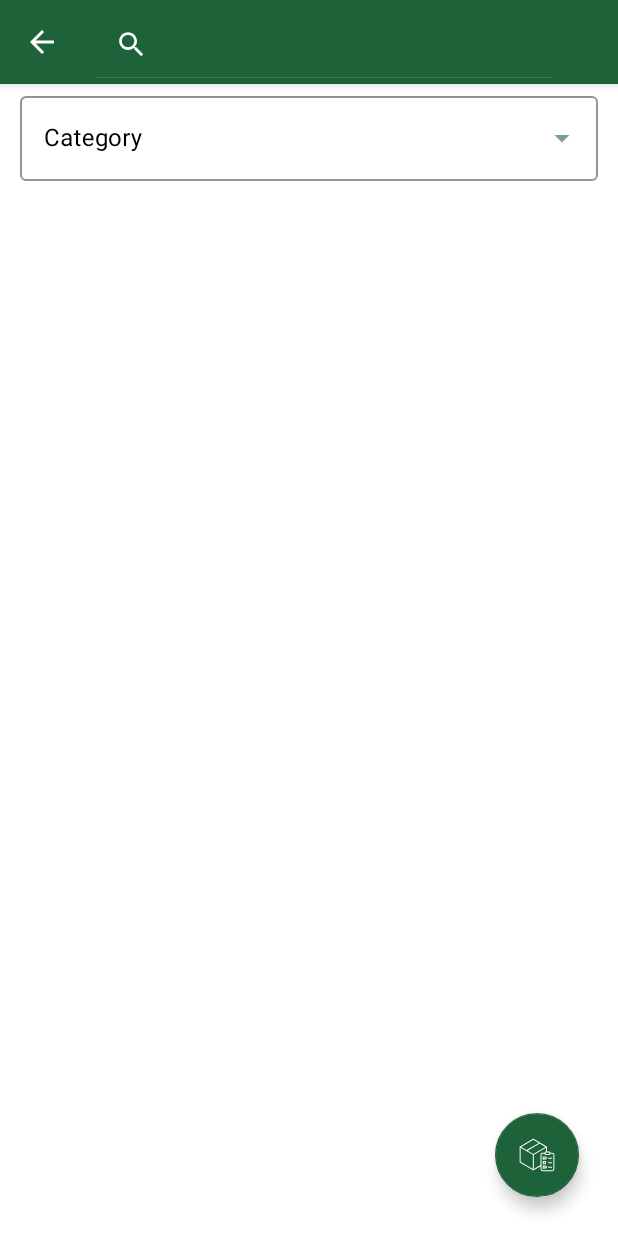
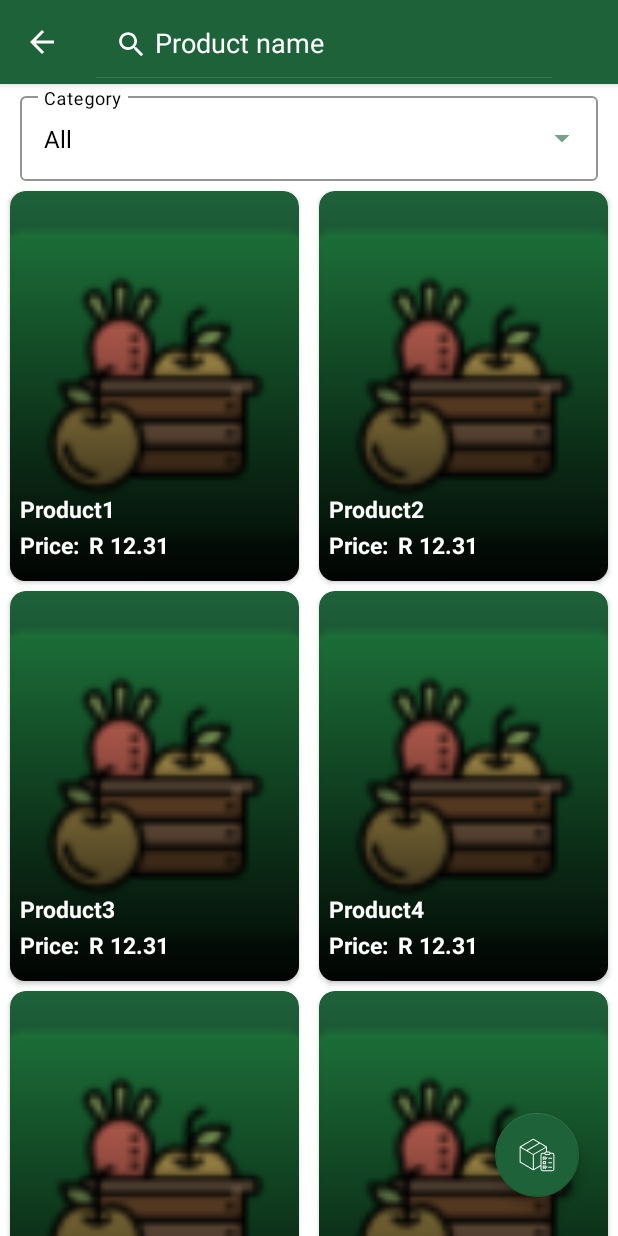
Before and after one commit to Shuvo1260/Alice-eMarket, an Android app: the screen it shows after launch (MainActivity), after a tap on "Search", on a phone screen of 412 x 824 dp. Run offline under Robolectric (Android 15) with nearby library versions, the phone set to English and light mode, and no system bars; our stand-ins replace Firebase (no records; nobody signed in at launch, a user with empty details on screens opened directly), data binding, sdp/ssp sizes; pictures from the network do not load.

Commit message:
MainActivity design is implemented.

```diff
--- /dev/null
+++ b/app/src/main/java/org/binaryitplanet/aliceemarket/Features/Adapter/ProductAdapter.kt
@@ -0,0 +1,145 @@
+package org.binaryitplanet.aliceemarket.Features.Adapter
+
+import android.content.Context
+import android.os.Build
+import android.util.Log
+import android.view.LayoutInflater
+import android.view.View
+import android.view.ViewGroup
+import android.widget.Filter
+import android.widget.Filterable
+import androidx.annotation.RequiresApi
+import androidx.recyclerview.widget.RecyclerView
+import com.bumptech.glide.Glide
+import kotlinx.android.synthetic.main.view_product_item.view.*
+import org.binaryitplanet.aliceemarket.R
+import org.binaryitplanet.aliceemarket.Utils.Config
+import org.binaryitplanet.aliceemarket.Utils.ProductUtils
+import java.math.RoundingMode
+
+class ProductAdapter(
+    val context: Context,
+    val productList: ArrayList<ProductUtils>
+): RecyclerView.Adapter<ProductAdapter.ViewHolder>(), Filterable {
+
+    private val TAG = "ProductAdapter"
+
+    private val allProductList = arrayListOf<ProductUtils>()
+    private val allCategoryProduct = arrayListOf<ProductUtils>()
+
+    init {
+        allProductList.addAll(productList)
+        allCategoryProduct.addAll(productList)
+    }
+    // Holding the view
+
+    override fun onCreateViewHolder(parent: ViewGroup, viewType: Int): ViewHolder {
+        return ViewHolder(
+            LayoutInflater
+                .from(context)
+                .inflate(
+                    R.layout.view_product_item,
+                    parent,
+                    false
+                )
+        )
+    }
+
+    override fun getItemCount(): Int = productList.size
+
+    @RequiresApi(Build.VERSION_CODES.M)
+    override fun onBindViewHolder(holder: ViewHolder, position: Int) {
+        var view = holder.itemView
+
+        try {
+
+            Glide
+                .with(context)
+                .load(productList[position].imageUrl)
+                .placeholder(R.drawable.ic_launcher)
+                .into(view.productImage)
+
+            view.name.text = productList[position].name
+            view.price.text = Config.CURRENCY_SIGN + " " + productList[position].price
+                .toBigDecimal().setScale(2, RoundingMode.UP).toString()
+
+
+        } catch (e: Exception) {
+            Log.d(TAG, "ExpenseViewError: ${e.message}")
+        }
+
+//
+//        view.setOnClickListener {
+//            val intent = Intent(context, ViewExpense::class.java)
+//            intent.putExtra(Config.EXPENSE, expensesList[position])
+//            context.startActivity(intent)
+//            (context as Activity).overridePendingTransition(R.anim.lefttoright, R.anim.righttoleft)
+//        }
+    }
+
+    inner class ViewHolder(view: View): RecyclerView.ViewHolder(view) {}
+
+    fun getCategoryFilter(): Filter{
+        return object : Filter() {
+            private val filterResult = FilterResults()
+            override fun performFiltering(constraint: CharSequence?): FilterResults {
+
+                var filterList = arrayListOf<ProductUtils>()
+
+                Log.d(TAG, "CategoryFilter")
+                if (constraint == Config.PRODUCT_CATEGORIES[0]) {
+                    filterList.addAll(allProductList)
+                } else {
+                    allProductList.forEach {
+                        if (it.category?.toLowerCase()?.contains(constraint.toString().toLowerCase())!!) {
+                            filterList.add(it)
+                        }
+                    }
+                }
+                allCategoryProduct.clear()
+                allCategoryProduct.addAll(filterList)
+
+                filterResult.values = filterList
+                return filterResult
+            }
+
+            override fun publishResults(constraint: CharSequence?, results: FilterResults?) {
+                productList.clear()
+                productList.addAll(results?.values as ArrayList<ProductUtils>)
+                notifyDataSetChanged()
+            }
+
+        }
+    }
+
+    override fun getFilter(): Filter {
+        return object: Filter() {
+            private val filterResult = FilterResults()
+            override fun performFiltering(constraint: CharSequence?): FilterResults {
+
+                var filterList = arrayListOf<ProductUtils>()
+
+                Log.d(TAG, "Filter")
+                if (constraint.isNullOrEmpty()) {
+                    filterList.addAll(allCategoryProduct)
+                } else {
+                    allCategoryProduct.forEach {
+                        if (it.name?.toLowerCase()?.contains(constraint.toString().toLowerCase())!!) {
+                            filterList.add(it)
+                        }
+                    }
+                }
+
+                filterResult.values = filterList
+                return filterResult
+            }
+
+            override fun publishResults(constraint: CharSequence?, results: FilterResults?) {
+                productList.clear()
+                productList.addAll(results?.values as ArrayList<ProductUtils>)
+                notifyDataSetChanged()
+            }
+
+        }
+    }
+}
--- a/app/src/main/java/org/binaryitplanet/aliceemarket/Features/View/MainActivity.kt
+++ b/app/src/main/java/org/binaryitplanet/aliceemarket/Features/View/MainActivity.kt
@@ -2,11 +2,114 @@ package org.binaryitplanet.aliceemarket.Features.View
 
 import androidx.appcompat.app.AppCompatActivity
 import android.os.Bundle
+import android.util.Log
+import android.view.View
+import android.widget.AdapterView
+import android.widget.ArrayAdapter
+import androidx.appcompat.widget.SearchView
+import androidx.databinding.DataBindingUtil
+import androidx.recyclerview.widget.GridLayoutManager
+import com.google.firebase.auth.FirebaseAuth
+import org.binaryitplanet.aliceemarket.Features.Adapter.ProductAdapter
 import org.binaryitplanet.aliceemarket.R
+import org.binaryitplanet.aliceemarket.Utils.Config
+import org.binaryitplanet.aliceemarket.Utils.ProductUtils
+import org.binaryitplanet.aliceemarket.databinding.ActivityMainBinding
 
 class MainActivity : AppCompatActivity() {
+
+    private val TAG = "MainActivity"
+
+    private lateinit var binding: ActivityMainBinding
+
+    private var productList = arrayListOf<ProductUtils>()
+
+    private lateinit var adapter: ProductAdapter
+
     override fun onCreate(savedInstanceState: Bundle?) {
         super.onCreate(savedInstanceState)
         setContentView(R.layout.activity_main)
+
+        binding = DataBindingUtil.setContentView(this, R.layout.activity_main)
+
+        setupToolbar()
+        setupCategory()
+
+        dummyData()
+
+        binding.addProduct.setOnClickListener {
+            if (FirebaseAuth.getInstance().currentUser == null) {
+                //
+            } else {
+                //
+            }
+        }
+    }
+
+    private fun setupCategory() {
+        binding.categorySelection.setText(Config.PRODUCT_CATEGORIES[0])
+        val dropDownAdapter = ArrayAdapter(
+            this,
+            android.R.layout.simple_list_item_1,
+            Config.PRODUCT_CATEGORIES
+        )
+
+        binding.categorySelection.setAdapter(dropDownAdapter)
+
+        binding.categorySelection.setOnItemClickListener { parent, view, position, id ->
+            Log.d(TAG, "ClickedPosition: $position")
+            adapter.getCategoryFilter().filter(Config.PRODUCT_CATEGORIES[position])
+        }
+    }
+
+    private fun dummyData() {
+        productList.clear()
+        productList.add(ProductUtils("1", "Product1", "https://cdn.britannica.com/17/196817-050-6A15DAC3/vegetables.jpg", 12.304, "Fruit"))
+        productList.add(ProductUtils("1", "Product2", "https://cdn.britannica.com/17/196817-050-6A15DAC3/vegetables.jpg", 12.304, "Poultry"))
+        productList.add(ProductUtils("1", "Product3", "https://cdn.britannica.com/17/196817-050-6A15DAC3/vegetables.jpg", 12.304, "Poultry"))
+        productList.add(ProductUtils("1", "Product4", "https://cdn.britannica.com/17/196817-050-6A15DAC3/vegetables.jpg", 12.304, "Vegetable"))
+        productList.add(ProductUtils("1", "Product5", "https://cdn.britannica.com/17/196817-050-6A15DAC3/vegetables.jpg", 12.304, "Fruit"))
+        productList.add(ProductUtils("1", "Product6", "https://cdn.britannica.com/17/196817-050-6A15DAC3/vegetables.jpg", 12.304, "Poultry"))
+
+        setupRecyclerView()
+    }
+
+    private fun setupRecyclerView() {
+        adapter = ProductAdapter(this, productList)
+        binding.list.adapter = adapter
+        binding.list.layoutManager = GridLayoutManager(this, 2)
+        binding.list.setItemViewCacheSize(Config.CACHE_SIZE)
+    }
+
+    private fun setupToolbar() {
+        binding.toolbar.title = Config.PRODUCTS
+
+        binding.toolbar.inflateMenu(R.menu.main_activity_menu)
+
+        var menu = binding.toolbar.menu!!
+
+        val searchView = menu.findItem(R.id.search_bar).actionView as SearchView
+
+        searchView.queryHint = Config.SEARCH_HINT
+
+        searchView.setOnQueryTextListener(
+                object : SearchView.OnQueryTextListener{
+                    override fun onQueryTextSubmit(query: String?): Boolean {
+                        return false
+                    }
+
+                    override fun onQueryTextChange(newText: String?): Boolean {
+                        Log.d(TAG, "Text: $newText")
+                        adapter.filter.filter(newText)
+                        return false
+                    }
+
+                }
+        )
+    }
+
+    override fun onBackPressed() {
+        super.onBackPressed()
+        overridePendingTransition(R.anim.lefttoright, R.anim.righttoleft)
     }
 }
--- /dev/null
+++ b/app/src/main/java/org/binaryitplanet/aliceemarket/Utils/Config.kt
@@ -0,0 +1,20 @@
+package org.binaryitplanet.aliceemarket.Utils
+
+class Config {
+    companion object {
+        // Toolbar title
+        val PRODUCTS = "Products"
+        val CACHE_SIZE = 1000
+        val CURRENCY_SIGN = "R"
+
+        val PRODUCT_CATEGORIES = arrayListOf(
+            "All",
+            "Fruit",
+            "Livestock",
+            "Poultry",
+            "Vegetable"
+        )
+
+        val SEARCH_HINT = "Product name"
+    }
+}
--- /dev/null
+++ b/app/src/main/java/org/binaryitplanet/aliceemarket/Utils/ProductUtils.kt
@@ -0,0 +1,12 @@
+package org.binaryitplanet.aliceemarket.Utils
+
+import java.io.Serializable
+
+data class ProductUtils(
+    val id: String,
+    val name: String,
+    val imageUrl: String,
+    val price: Double,
+    val category: String
+) : Serializable {
+}
--- /dev/null
+++ b/app/src/main/res/drawable/view_item_shadow_background.xml
@@ -0,0 +1,10 @@
+<?xml version="1.0" encoding="utf-8"?>
+<shape xmlns:android="http://schemas.android.com/apk/res/android"
+    android:shape="rectangle"
+    >
+    <corners android:radius="@dimen/_5sdp"/>
+    <gradient android:endColor="@android:color/transparent"
+        android:startColor="@color/blackShadow"
+        android:angle="90"
+        />
+</shape>
--- a/app/src/main/res/layout/activity_main.xml
+++ b/app/src/main/res/layout/activity_main.xml
@@ -22,7 +22,6 @@
                     android:id="@+id/toolbar"
                     android:layout_width="match_parent"
                     android:layout_height="match_parent"
-                    app:menu="@menu/main_activity_menu"
                     android:theme="@style/toolbarMenuTheme"
                     />
             </com.google.android.material.appbar.AppBarLayout>
@@ -52,6 +51,7 @@
                 android:id="@+id/list"
                 android:layout_width="match_parent"
                 android:layout_height="match_parent"
+                android:layout_marginTop="@dimen/_5sdp"
                 />
         </LinearLayout>
 
--- /dev/null
+++ b/app/src/main/res/layout/view_product_item.xml
@@ -0,0 +1,92 @@
+<?xml version="1.0" encoding="utf-8"?>
+<androidx.constraintlayout.widget.ConstraintLayout xmlns:android="http://schemas.android.com/apk/res/android"
+    android:layout_width="match_parent"
+    android:layout_height="wrap_content"
+    xmlns:app="http://schemas.android.com/apk/res-auto"
+    xmlns:tools="http://schemas.android.com/tools">
+
+    <androidx.cardview.widget.CardView
+        android:layout_width="match_parent"
+        android:layout_height="match_parent"
+        android:layout_marginHorizontal="@dimen/_5sdp"
+        android:layout_marginBottom="@dimen/_5sdp"
+        android:elevation="@dimen/_5sdp"
+        app:cardBackgroundColor="@color/greanPea"
+        app:cardCornerRadius="@dimen/_8sdp"
+        app:layout_constraintBottom_toBottomOf="parent"
+        app:layout_constraintEnd_toEndOf="parent"
+        app:layout_constraintStart_toStartOf="parent"
+        app:layout_constraintTop_toTopOf="parent">
+
+        <androidx.constraintlayout.widget.ConstraintLayout
+            android:layout_width="match_parent"
+            android:layout_height="match_parent">
+
+            <ImageView
+                android:id="@+id/productImage"
+                android:layout_width="0dp"
+                android:layout_height="@dimen/_200sdp"
+                android:scaleType="centerCrop"
+                app:layout_constraintBottom_toBottomOf="parent"
+                app:layout_constraintEnd_toEndOf="parent"
+                app:layout_constraintStart_toStartOf="parent"
+                app:layout_constraintTop_toTopOf="parent"
+                tools:src="@drawable/test_image" />
+
+            <LinearLayout
+                android:layout_width="0dp"
+                android:layout_height="0dp"
+                android:background="@drawable/view_item_shadow_background"
+                app:layout_constraintTop_toTopOf="parent"
+                app:layout_constraintBottom_toBottomOf="parent"
+                app:layout_constraintEnd_toEndOf="parent"
+                app:layout_constraintStart_toStartOf="parent"
+                />
+
+            <TextView
+                android:id="@+id/priceTitle"
+                android:layout_width="0dp"
+                android:layout_height="wrap_content"
+                android:text="@string/price"
+                android:textColor="@color/white"
+                android:textStyle="bold"
+                android:textSize="@dimen/_12sdp"
+                app:layout_constraintBottom_toBottomOf="parent"
+                app:layout_constraintStart_toStartOf="parent"
+                android:layout_marginHorizontal="@dimen/_5sdp"
+                android:layout_marginBottom="@dimen/_10sdp"
+                />
+            <TextView
+                android:id="@+id/price"
+                android:layout_width="0dp"
+                android:layout_height="wrap_content"
+                tools:text="$35"
+                android:textColor="@color/white"
+                android:textStyle="bold"
+                android:textSize="@dimen/_12sdp"
+                android:layout_marginLeft="@dimen/_5sdp"
+                app:layout_constraintStart_toEndOf="@id/priceTitle"
+                app:layout_constraintTop_toTopOf="@id/priceTitle"
+                app:layout_constraintBottom_toBottomOf="@id/priceTitle"
+                app:layout_constraintEnd_toEndOf="parent"
+                />
+
+            <TextView
+                android:id="@+id/name"
+                android:layout_width="0dp"
+                android:layout_height="wrap_content"
+                tools:text="@string/app_name"
+                android:textColor="@color/white"
+                android:textStyle="bold"
+                android:textSize="@dimen/_12sdp"
+                android:layout_marginHorizontal="@dimen/_5sdp"
+                android:layout_marginBottom="@dimen/_2sdp"
+                app:layout_constraintBottom_toTopOf="@id/priceTitle"
+                app:layout_constraintStart_toStartOf="parent"
+                app:layout_constraintEnd_toEndOf="parent"
+                />
+
+        </androidx.constraintlayout.widget.ConstraintLayout>
+    </androidx.cardview.widget.CardView>
+
+</androidx.constraintlayout.widget.ConstraintLayout>
--- a/app/src/main/res/values/colors.xml
+++ b/app/src/main/res/values/colors.xml
@@ -12,4 +12,5 @@
     <color name="blueStone">#005E4E</color>
     <color name="eden">#16505E</color>
     <color name="robinsEggBlue">#00d3cf</color>
+    <color name="blackShadow">#F3000000</color>
 </resources>
--- a/app/src/main/res/values/strings.xml
+++ b/app/src/main/res/values/strings.xml
@@ -2,4 +2,6 @@
     <string name="app_name">Alice eMarket</string>
     <string name="search">Search</string>
     <string name="Category">Category</string>
+    <string name="price">Price:</string>
+
 </resources>
```
Also changed, not shown: app/build.gradle (+15 -15 lines), build.gradle (+6 -6 lines), app/src/main/res/drawable/ic_launcher.png (added), app/src/main/res/drawable/test_image.jpg (added), 4 other files.
